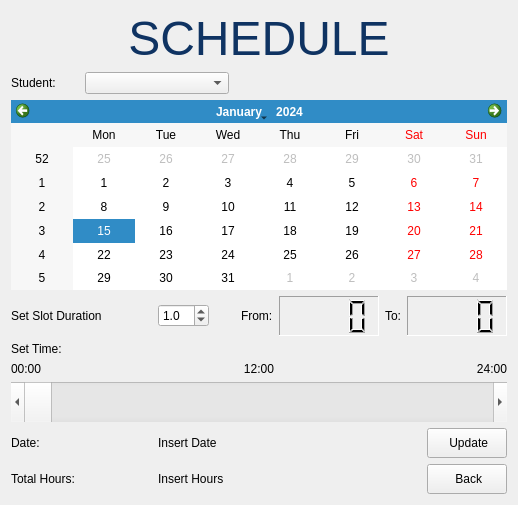
This is UI's/schedule.ui in KyleJamesWestran/Roster-Guru as Qt 5 draws it before an edit. The edited form follows.
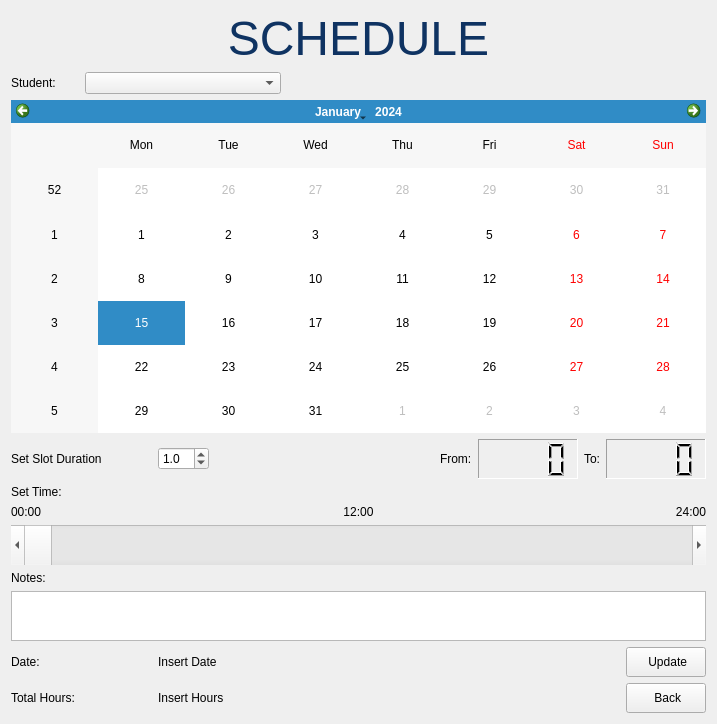
This is the edited form. Icons and pictures are not drawn.

Patch:
```diff
--- a/UI's/schedule.ui
+++ b/UI's/schedule.ui
@@ -6,52 +6,70 @@
    <rect>
     <x>0</x>
     <y>0</y>
-    <width>518</width>
-    <height>505</height>
+    <width>717</width>
+    <height>724</height>
    </rect>
   </property>
   <property name="windowTitle">
    <string>Schedule</string>
   </property>
   <layout class="QGridLayout" name="gridLayout">
-   <item row="3" column="8" colspan="2">
-    <widget class="QLCDNumber" name="lcdTimeTo">
+   <item row="1" column="1" colspan="3">
+    <widget class="QComboBox" name="listStudents">
+     <property name="maximumSize">
+      <size>
+       <width>196</width>
+       <height>25</height>
+      </size>
+     </property>
+    </widget>
+   </item>
+   <item row="11" column="2" colspan="7">
+    <widget class="QLabel" name="lblDate">
+     <property name="text">
+      <string>Insert Date</string>
+     </property>
+    </widget>
+   </item>
+   <item row="11" column="0" colspan="2">
+    <widget class="QLabel" name="label_5">
      <property name="minimumSize">
       <size>
-       <width>100</width>
-       <height>40</height>
+       <width>141</width>
+       <height>30</height>
       </size>
      </property>
      <property name="maximumSize">
       <size>
-       <width>100</width>
-       <height>40</height>
+       <width>141</width>
+       <height>30</height>
       </size>
      </property>
-     <property name="inputMethodHints">
-      <set>Qt::ImhTime</set>
+     <property name="text">
+      <string>Date:</string>
      </property>
-     <property name="frameShape">
-      <enum>QFrame::Panel</enum>
+    </widget>
+   </item>
+   <item row="5" column="0" colspan="2">
+    <widget class="QLabel" name="label_13">
+     <property name="minimumSize">
+      <size>
+       <width>141</width>
+       <height>40</height>
+      </size>
      </property>
-     <property name="frameShadow">
-      <enum>QFrame::Sunken</enum>
+     <property name="maximumSize">
+      <size>
+       <width>141</width>
+       <height>40</height>
+      </size>
      </property>
-     <property name="smallDecimalPoint">
-      <bool>false</bool>
+     <property name="text">
+      <string>Set Slot Duration</string>
      </property>
-     <property name="digitCount">
-      <number>4</number>
-     </property>
-     <property name="mode">
-      <enum>QLCDNumber::Dec</enum>
-     </property>
-     <property name="segmentStyle">
-      <enum>QLCDNumber::Filled</enum>
-     </property>
     </widget>
    </item>
-   <item row="8" column="9">
+   <item row="12" column="9">
     <widget class="QPushButton" name="btnBack">
      <property name="minimumSize">
       <size>
@@ -68,29 +86,14 @@
      </property>
     </widget>
    </item>
-   <item row="7" column="0" colspan="2">
-    <widget class="QLabel" name="label_5">
-     <property name="minimumSize">
-      <size>
-       <width>141</width>
-       <height>30</height>
-      </size>
-     </property>
-     <property name="maximumSize">
-      <size>
-       <width>141</width>
-       <height>30</height>
-      </size>
-     </property>
+   <item row="12" column="2" colspan="7">
+    <widget class="QLabel" name="lblHours">
      <property name="text">
-      <string>Date:</string>
+      <string>Insert Hours</string>
      </property>
     </widget>
    </item>
-   <item row="2" column="0" colspan="10">
-    <widget class="QCalendarWidget" name="calendar"/>
-   </item>
-   <item row="3" column="6">
+   <item row="5" column="6">
     <widget class="QLCDNumber" name="lcdTimeFrom">
      <property name="minimumSize">
       <size>
@@ -118,33 +121,7 @@
      </property>
     </widget>
    </item>
-   <item row="8" column="0" colspan="2">
-    <widget class="QLabel" name="label_6">
-     <property name="minimumSize">
-      <size>
-       <width>141</width>
-       <height>30</height>
-      </size>
-     </property>
-     <property name="maximumSize">
-      <size>
-       <width>141</width>
-       <height>30</height>
-      </size>
-     </property>
-     <property name="text">
-      <string>Total Hours:</string>
-     </property>
-    </widget>
-   </item>
-   <item row="3" column="5">
-    <widget class="QLabel" name="label_3">
-     <property name="text">
-      <string>From:</string>
-     </property>
-    </widget>
-   </item>
-   <item row="4" column="0" colspan="10">
+   <item row="6" column="0" colspan="10">
     <widget class="QLabel" name="label_12">
      <property name="text">
       <string>Set Time:</string>
@@ -158,7 +135,7 @@
      </property>
     </widget>
    </item>
-   <item row="7" column="9">
+   <item row="11" column="9">
     <widget class="QPushButton" name="btnUpdate">
      <property name="minimumSize">
       <size>
@@ -175,6 +152,76 @@
      </property>
     </widget>
    </item>
+   <item row="5" column="7">
+    <widget class="QLabel" name="label_14">
+     <property name="text">
+      <string>To:</string>
+     </property>
+    </widget>
+   </item>
+   <item row="5" column="8" colspan="2">
+    <widget class="QLCDNumber" name="lcdTimeTo">
+     <property name="minimumSize">
+      <size>
+       <width>100</width>
+       <height>40</height>
+      </size>
+     </property>
+     <property name="maximumSize">
+      <size>
+       <width>100</width>
+       <height>40</height>
+      </size>
+     </property>
+     <property name="inputMethodHints">
+      <set>Qt::ImhTime</set>
+     </property>
+     <property name="frameShape">
+      <enum>QFrame::Panel</enum>
+     </property>
+     <property name="frameShadow">
+      <enum>QFrame::Sunken</enum>
+     </property>
+     <property name="smallDecimalPoint">
+      <bool>false</bool>
+     </property>
+     <property name="digitCount">
+      <number>4</number>
+     </property>
+     <property name="mode">
+      <enum>QLCDNumber::Dec</enum>
+     </property>
+     <property name="segmentStyle">
+      <enum>QLCDNumber::Filled</enum>
+     </property>
+    </widget>
+   </item>
+   <item row="12" column="0" colspan="2">
+    <widget class="QLabel" name="label_6">
+     <property name="minimumSize">
+      <size>
+       <width>141</width>
+       <height>30</height>
+      </size>
+     </property>
+     <property name="maximumSize">
+      <size>
+       <width>141</width>
+       <height>30</height>
+      </size>
+     </property>
+     <property name="text">
+      <string>Total Hours:</string>
+     </property>
+    </widget>
+   </item>
+   <item row="5" column="5">
+    <widget class="QLabel" name="label_3">
+     <property name="text">
+      <string>From:</string>
+     </property>
+    </widget>
+   </item>
    <item row="0" column="0" colspan="10">
     <widget class="QLabel" name="label_2">
      <property name="text">
@@ -182,35 +229,20 @@
      </property>
     </widget>
    </item>
-   <item row="6" column="0" colspan="10">
-    <widget class="QScrollBar" name="sliderTime">
-     <property name="minimumSize">
-      <size>
-       <width>0</width>
-       <height>40</height>
-      </size>
-     </property>
-     <property name="maximumSize">
-      <size>
-       <width>16777215</width>
-       <height>40</height>
-      </size>
-     </property>
-     <property name="inputMethodHints">
-      <set>Qt::ImhTime</set>
-     </property>
-     <property name="maximum">
-      <number>48</number>
-     </property>
-     <property name="pageStep">
-      <number>1</number>
-     </property>
+   <item row="1" column="4" colspan="6">
+    <spacer name="horizontalSpacer_2">
      <property name="orientation">
       <enum>Qt::Horizontal</enum>
      </property>
-    </widget>
+     <property name="sizeHint" stdset="0">
+      <size>
+       <width>40</width>
+       <height>20</height>
+      </size>
+     </property>
+    </spacer>
    </item>
-   <item row="5" column="0" colspan="10">
+   <item row="7" column="0" colspan="10">
     <layout class="QHBoxLayout" name="horizontalLayout_2">
      <item>
       <widget class="QLabel" name="label_4">
@@ -235,33 +267,20 @@
      </item>
     </layout>
    </item>
-   <item row="3" column="7">
-    <widget class="QLabel" name="label_14">
-     <property name="text">
-      <string>To:</string>
+   <item row="5" column="3">
+    <spacer name="horizontalSpacer">
+     <property name="orientation">
+      <enum>Qt::Horizontal</enum>
      </property>
-    </widget>
-   </item>
-   <item row="3" column="0" colspan="2">
-    <widget class="QLabel" name="label_13">
-     <property name="minimumSize">
+     <property name="sizeHint" stdset="0">
       <size>
-       <width>141</width>
-       <height>40</height>
+       <width>40</width>
+       <height>20</height>
       </size>
      </property>
-     <property name="maximumSize">
-      <size>
-       <width>141</width>
-       <height>40</height>
-      </size>
-     </property>
-     <property name="text">
-      <string>Set Slot Duration</string>
-     </property>
-    </widget>
+    </spacer>
    </item>
-   <item row="3" column="2">
+   <item row="5" column="2">
     <widget class="QDoubleSpinBox" name="spinDuration">
      <property name="decimals">
       <number>1</number>
@@ -280,55 +299,53 @@
      </property>
     </widget>
    </item>
-   <item row="7" column="2" colspan="7">
-    <widget class="QLabel" name="lblDate">
-     <property name="text">
-      <string>Insert Date</string>
-     </property>
-    </widget>
-   </item>
-   <item row="8" column="2" colspan="7">
-    <widget class="QLabel" name="lblHours">
-     <property name="text">
-      <string>Insert Hours</string>
-     </property>
-    </widget>
-   </item>
-   <item row="3" column="3">
-    <spacer name="horizontalSpacer">
-     <property name="orientation">
-      <enum>Qt::Horizontal</enum>
-     </property>
-     <property name="sizeHint" stdset="0">
+   <item row="8" column="0" colspan="10">
+    <widget class="QScrollBar" name="sliderTime">
+     <property name="minimumSize">
       <size>
-       <width>40</width>
-       <height>20</height>
+       <width>0</width>
+       <height>40</height>
       </size>
      </property>
-    </spacer>
-   </item>
-   <item row="1" column="1" colspan="3">
-    <widget class="QComboBox" name="listStudents">
      <property name="maximumSize">
       <size>
-       <width>196</width>
-       <height>25</height>
+       <width>16777215</width>
+       <height>40</height>
       </size>
      </property>
-    </widget>
-   </item>
-   <item row="1" column="4" colspan="6">
-    <spacer name="horizontalSpacer_2">
+     <property name="inputMethodHints">
+      <set>Qt::ImhTime</set>
+     </property>
+     <property name="maximum">
+      <number>48</number>
+     </property>
+     <property name="pageStep">
+      <number>1</number>
+     </property>
      <property name="orientation">
       <enum>Qt::Horizontal</enum>
      </property>
-     <property name="sizeHint" stdset="0">
+    </widget>
+   </item>
+   <item row="9" column="0">
+    <widget class="QLabel" name="label_7">
+     <property name="text">
+      <string>Notes:</string>
+     </property>
+    </widget>
+   </item>
+   <item row="2" column="0" colspan="10">
+    <widget class="QCalendarWidget" name="calendar"/>
+   </item>
+   <item row="10" column="0" colspan="10">
+    <widget class="QTextEdit" name="notes">
+     <property name="maximumSize">
       <size>
-       <width>40</width>
-       <height>20</height>
+       <width>16777215</width>
+       <height>50</height>
       </size>
      </property>
-    </spacer>
+    </widget>
    </item>
   </layout>
  </widget>
```
